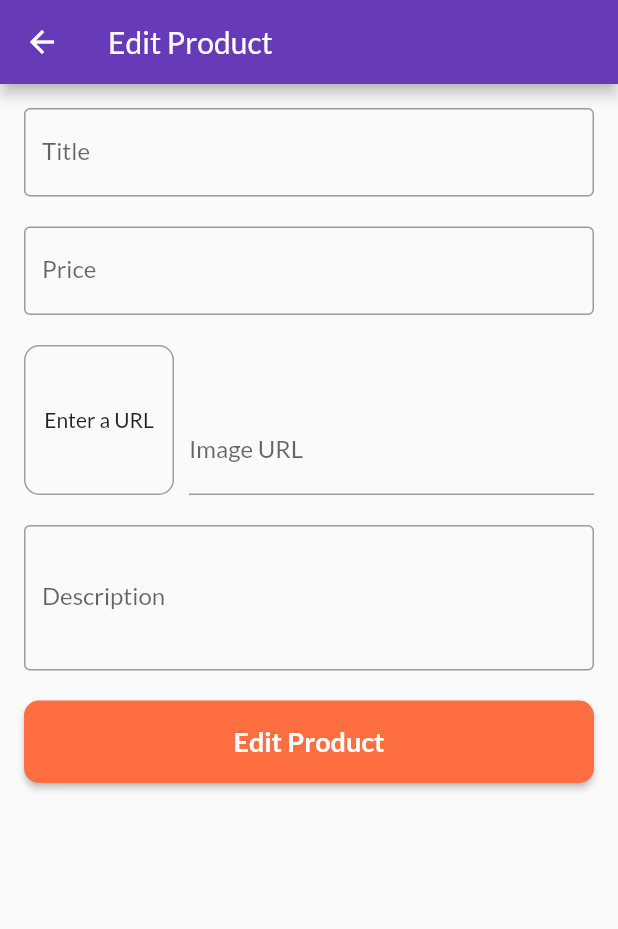
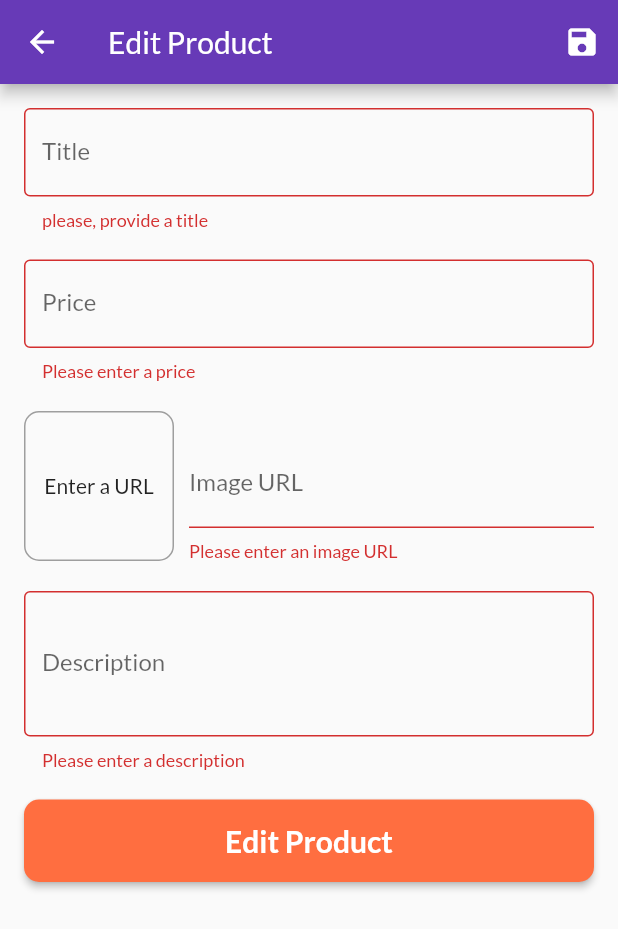
Before and after one commit to RenanLopesAlmeida/flutter_shop_app, a Flutter app: the EditProductScreen screen opened by its route, after a tap on "Edit Product", on a phone screen of 412 x 824 dp. Shown: the top 929 px of the screen. Run offline on Flutter 3.47's test engine with Material 2 defaults, Android fonts, the phone set to English and light mode, and no system bars; network calls fail.

Commit message:
feature: creation of add product screen feature

```diff
--- a/lib/src/providers/products_provider.dart
+++ b/lib/src/providers/products_provider.dart
@@ -13,8 +13,16 @@ class ProductsProvider with ChangeNotifier {
     return _products.firstWhere((product) => product.id == id);
   }
 
-  void addProduct() {
-    //_products.add(value);
+  void addProduct(Product product) {
+    final newProduct = Product(
+      title: product.title,
+      description: product.description,
+      price: product.price,
+      imageUrl: product.imageUrl,
+      id: DateTime.now().toString(),
+    );
+
+    _products.add(newProduct);
     notifyListeners();
   }
 
--- a/lib/src/screens/edit_product_screen/edit_product_screen.dart
+++ b/lib/src/screens/edit_product_screen/edit_product_screen.dart
@@ -1,4 +1,9 @@
 import 'package:flutter/material.dart';
+import 'package:provider/provider.dart';
+import 'package:shop_app/src/providers/product.dart';
+import 'package:shop_app/src/providers/products_provider.dart';
+
+import 'utils/validators/edit_product_validators.dart';
 
 class EditProductScreen extends StatefulWidget {
   @override
@@ -10,6 +15,14 @@ class _EditProductScreenState extends State<EditProductScreen> {
   final _descriptionFocusNode = FocusNode();
   final _imageUrlFocusNode = FocusNode();
   final _imageUrlController = TextEditingController();
+  final _form = GlobalKey<FormState>();
+  var _editedProduct = Product(
+    id: null,
+    title: '',
+    price: 0.0,
+    description: '',
+    imageUrl: '',
+  );
 
   @override
   void initState() {
@@ -29,8 +42,28 @@ class _EditProductScreenState extends State<EditProductScreen> {
 
   void _updateImageUrl() {
     if (!_imageUrlFocusNode.hasFocus) {
+      print(_imageUrlController.text.endsWith('.jpg').toString());
+      if ((_imageUrlController.text.isEmpty) ||
+          !_imageUrlController.text.endsWith('.jpg') &&
+              !_imageUrlController.text.endsWith('.jpeg') &&
+              !_imageUrlController.text.endsWith('.png')) {
+        return;
+      }
+
       setState(() {});
     }
+  }
+
+  void _saveForm() {
+    final isValid = _form.currentState.validate();
+    if (!isValid) {
+      return;
+    }
+
+    _form.currentState.save();
+    Provider.of<ProductsProvider>(context, listen: false)
+        .addProduct(_editedProduct);
+    Navigator.of(context).pop();
   }
 
   @override
@@ -38,10 +71,17 @@ class _EditProductScreenState extends State<EditProductScreen> {
     return Scaffold(
       appBar: AppBar(
         title: Text('Edit Product'),
+        actions: <Widget>[
+          IconButton(
+            icon: Icon(Icons.save),
+            onPressed: _saveForm,
+          )
+        ],
       ),
       body: Padding(
         padding: const EdgeInsets.all(16.0),
         child: Form(
+          key: _form,
           child: SingleChildScrollView(
             child: Column(
               crossAxisAlignment: CrossAxisAlignment.stretch,
@@ -54,6 +94,18 @@ class _EditProductScreenState extends State<EditProductScreen> {
                   ),
                   onFieldSubmitted: (_) {
                     FocusScope.of(context).requestFocus(_priceFocusNode);
+                  },
+                  validator: (value) {
+                    return EditProductValidators.titleValidator(value);
+                  },
+                  onSaved: (newValue) {
+                    _editedProduct = Product(
+                      title: newValue,
+                      price: _editedProduct.price,
+                      description: _editedProduct.description,
+                      imageUrl: _editedProduct.imageUrl,
+                      id: null,
+                    );
                   },
                 ),
                 SizedBox(height: 20),
@@ -68,14 +120,24 @@ class _EditProductScreenState extends State<EditProductScreen> {
                   onFieldSubmitted: (_) {
                     FocusScope.of(context).requestFocus(_imageUrlFocusNode);
                   },
+                  validator: (value) {
+                    return EditProductValidators.priceValidator(value);
+                  },
+                  onSaved: (newValue) {
+                    _editedProduct = Product(
+                      title: _editedProduct.title,
+                      price: double.parse(newValue),
+                      description: _editedProduct.description,
+                      imageUrl: _editedProduct.imageUrl,
+                      id: null,
+                    );
+                  },
                 ),
                 SizedBox(height: 20),
                 Row(
                   crossAxisAlignment: CrossAxisAlignment.end,
                   children: <Widget>[
-                    Hero(
-                      tag: 'aaaaaa',
-                      child: Container(
+                    Container(
                       height: 100,
                       width: 100,
                       margin: const EdgeInsets.only(right: 10),
@@ -94,7 +156,6 @@ class _EditProductScreenState extends State<EditProductScreen> {
                               ),
                             ),
                     ),
-                    ),
                     Expanded(
                       child: TextFormField(
                         controller: _imageUrlController,
@@ -105,6 +166,18 @@ class _EditProductScreenState extends State<EditProductScreen> {
                         onFieldSubmitted: (_) {
                           FocusScope.of(context)
                               .requestFocus(_descriptionFocusNode);
+                        },
+                        validator: (value) {
+                          return EditProductValidators.imageURLValidator(value);
+                        },
+                        onSaved: (newValue) {
+                          _editedProduct = Product(
+                            title: _editedProduct.title,
+                            price: _editedProduct.price,
+                            description: _editedProduct.imageUrl,
+                            imageUrl: newValue,
+                            id: null,
+                          );
                         },
                       ),
                     )
@@ -119,6 +192,18 @@ class _EditProductScreenState extends State<EditProductScreen> {
                     labelText: 'Description',
                     border: OutlineInputBorder(),
                   ),
+                  validator: (value) {
+                    return EditProductValidators.descriptionValidator(value);
+                  },
+                  onSaved: (newValue) {
+                    _editedProduct = Product(
+                      title: _editedProduct.title,
+                      price: _editedProduct.price,
+                      description: newValue,
+                      imageUrl: _editedProduct.imageUrl,
+                      id: null,
+                    );
+                  },
                 ),
                 SizedBox(height: 20),
                 Container(
@@ -132,10 +217,11 @@ class _EditProductScreenState extends State<EditProductScreen> {
                       'Edit Product',
                       style: const TextStyle(
                         color: Colors.white,
-                          fontSize: 18,
-                          fontWeight: FontWeight.bold),
+                        fontSize: 20,
+                        fontWeight: FontWeight.bold,
                       ),
-                    onPressed: () {},
+                    ),
+                    onPressed: _saveForm,
                   ),
                 )
               ],
--- /dev/null
+++ b/lib/src/screens/edit_product_screen/utils/validators/edit_product_validators.dart
@@ -0,0 +1,49 @@
+class EditProductValidators {
+  static String titleValidator(String value) {
+    if (value.isEmpty) {
+      return 'please, provide a title';
+    }
+
+    return null;
+  }
+
+  static String priceValidator(String value) {
+    if (value.isEmpty) {
+      return 'Please enter a price';
+    }
+
+    if (double.tryParse(value) == null) {
+      return 'Please enter a valid number';
+    }
+
+    if (double.parse(value) <= 0) {
+      return 'Please enter a number greater than zero ';
+    }
+
+    return null;
+  }
+
+  static String imageURLValidator(String value) {
+    if (value.isEmpty) {
+      return 'Please enter an image URL';
+    }
+
+    if (!value.endsWith('.jpg') && !value.endsWith('.png')) {
+      return 'Please enter a valid URL';
+    }
+
+    return null;
+  }
+
+  static String descriptionValidator(String value) {
+    if (value.isEmpty) {
+      return 'Please enter a description';
+    }
+
+    if (value.length < 10) {
+      return 'Should be at least 10 characters long';
+    }
+
+    return null;
+  }
+}
--- a/lib/src/screens/user_products_screen/user_products_screen.dart
+++ b/lib/src/screens/user_products_screen/user_products_screen.dart
@@ -16,7 +16,9 @@ class UserProductsScreen extends StatelessWidget {
         actions: <Widget>[
           IconButton(
             icon: const Icon(Icons.add),
-            onPressed: () {},
+            onPressed: () {
+              Navigator.of(context).pushNamed('/edit-product-screen');
+            },
           )
         ],
       ),
```
Lines whose indentation alone changed are shown as unchanged.
